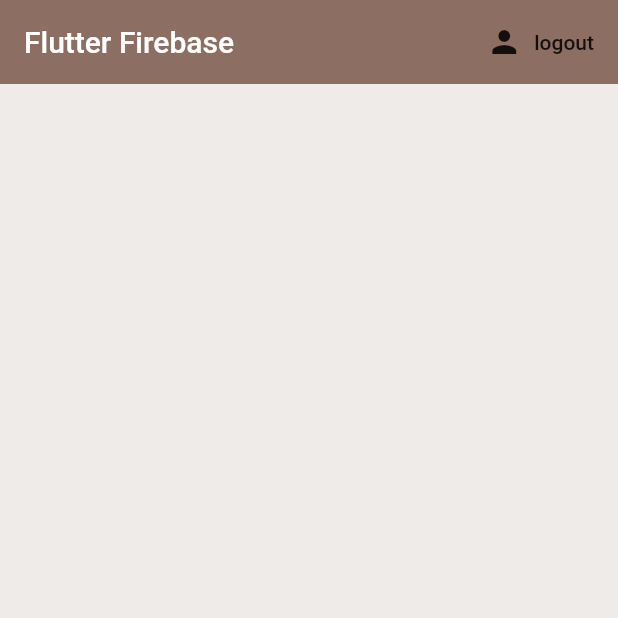
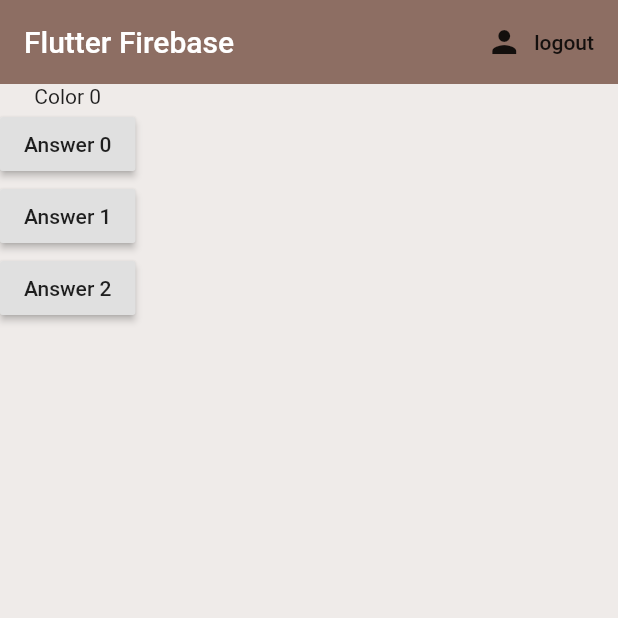
Before and after one commit to Anotheroption4726/flutter_firebase, a Flutter app: the screen it shows once a user with an empty profile is signed in, on a phone screen of 412 x 824 dp, the top half of it. Run offline on Flutter 3.47's test engine with Material 2 defaults, Android fonts, the phone set to English and light mode, and no system bars; our stand-ins replace firebase_auth; accounts and stored records are empty.

Commit message:
ça part en vrille - implémentation du questionnaire

```diff
--- a/lib/screens/home/home.dart
+++ b/lib/screens/home/home.dart
@@ -1,13 +1,55 @@
 import 'package:flutter/material.dart';
 import 'package:flutter_firebase/services/auth.dart';
 
+//////////////////////////////////////////
+///
+class Home extends StatefulWidget{
+  @override
+  State<StatefulWidget> createState()
+  {
+    return HomeState();
+  }
+}
+///
+//////////////////////////////////////////
 
-class Home extends StatelessWidget {
+class HomeState extends State<Home> {
 
   final AuthService _auth = AuthService();
 
+//////////////////////////////////////////
+///
+  int questionIndex = 0;
+
+  var questions =
+  [
+    'Color 0',
+    'Color 1',
+    'Color 2'
+  ];
+///
+//////////////////////////////////////////
+
   @override
   Widget build(BuildContext context) {
+
+//////////////////////////////////////////
+///
+    void answerQuestion()
+    {
+      print("color 0 chosen!");
+
+      if(questionIndex < 1)
+      {
+        setState(()
+        {
+          questionIndex += 1;
+          print(questionIndex);
+        });
+      }
+    }
+///
+/////////////////////////////////////////
     return Scaffold(
       backgroundColor: Colors.brown[50],
       appBar: AppBar(
@@ -25,6 +67,30 @@ class Home extends StatelessWidget {
           )
         ],
       ),
+
+/////////////////////////////////////////
+///
+        body: Column(
+          children: <Widget>[
+            Text(questions[questionIndex]),
+            RaisedButton(
+              child: Text('Answer 0'),
+              onPressed: answerQuestion
+            ),
+            RaisedButton(
+              child: Text('Answer 1'),
+              onPressed: () => print("Color 1 chosen!")
+            ),
+            RaisedButton(
+              child: Text('Answer 2'),
+              onPressed: () => {
+                print("Color 2 chosen!")
+              }
+            ),
+          ],
+        ),
+///
+////////////////////////////////////////
     );
   }
 }
```
